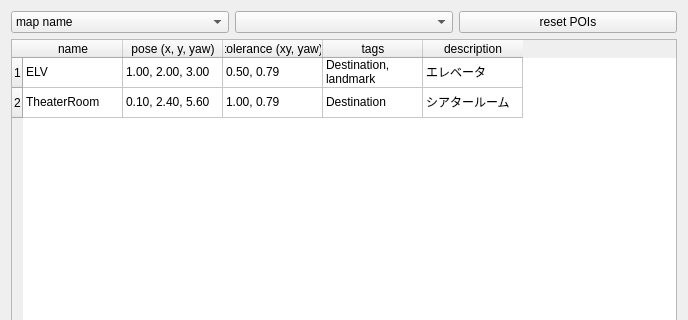
shimz-robotics/mapoi, file mapoi_rviz_plugins/src/ui/poi_editor.ui: the form before one commit; both pictures show x 0 to 688 and y 0 to 320 of the 688 by 478 pixel window.
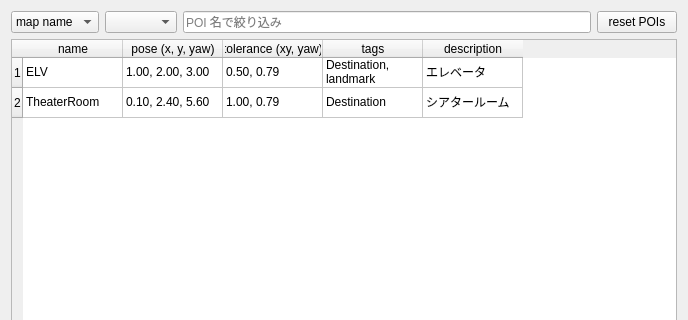
The form after the commit.

Commit message:
feat(rviz): PoiEditor に POI 名検索フィルタを追加 (#405) (#420)
* feat(rviz): PoiEditor に POI 名検索フィルタを追加 (#405)

* review 対応: 名前編集時の行再評価と可視/全体の件数表示

What changed in the file:
```diff
--- a/mapoi_rviz_plugins/src/ui/poi_editor.ui
+++ b/mapoi_rviz_plugins/src/ui/poi_editor.ui
@@ -47,6 +47,16 @@
        </property>
       </widget>
      </item>
+     <item>
+      <widget class="QLineEdit" name="NameFilterEdit">
+       <property name="placeholderText">
+        <string>POI 名で絞り込み</string>
+       </property>
+       <property name="clearButtonEnabled">
+        <bool>true</bool>
+       </property>
+      </widget>
+     </item>
      <item>
       <widget class="QPushButton" name="ResetButton">
        <property name="text">
```
The commit also changes 3 other files.
